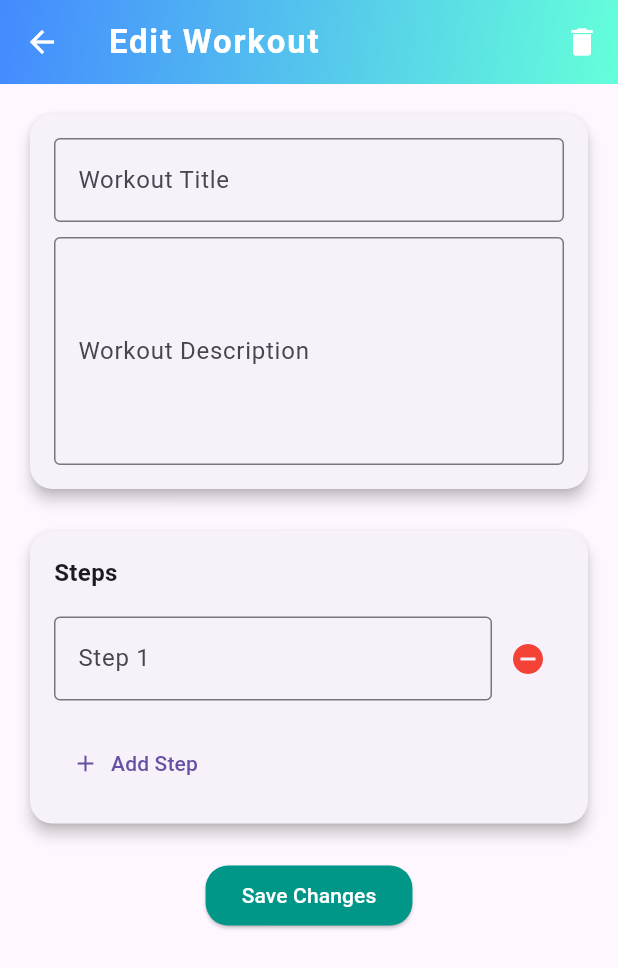
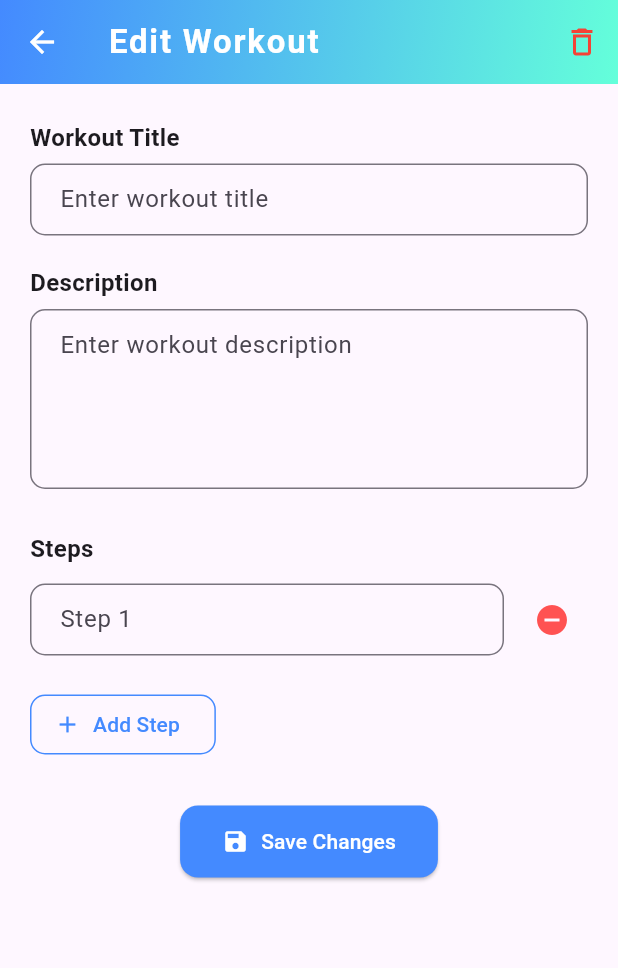
Before and after one commit to Lacesz0123/fitwithus, a Flutter app: the EditWorkoutScreen screen opened directly with empty values, after a tap on "Add Step", on a phone screen of 412 x 824 dp. Shown: the top 968 px of the screen. Run offline on Flutter 3.47's test engine with Material 3 defaults, Android fonts, the phone set to English and light mode, and no system bars; our stand-ins replace cloud_firestore, email_validator, firebase_auth, firebase_core, firebase_storage, fl_chart and 2 more; accounts and stored records are empty.

Commit message:
edit workout UI updated

```diff
--- a/lib/workouts/in_a_category/In_a_category_list_workouts_screen.dart
+++ b/lib/workouts/in_a_category/In_a_category_list_workouts_screen.dart
@@ -140,7 +140,7 @@ class _CategoryWorkoutsScreenState extends State<CategoryWorkoutsScreen> {
                                     style: const TextStyle(
                                       fontSize: 20,
                                       fontWeight: FontWeight.w600,
-                                      color: Colors.teal,
+                                      color: Colors.blueAccent,
                                     ),
                                   ),
                                   const SizedBox(height: 4),
@@ -186,7 +186,7 @@ class _CategoryWorkoutsScreenState extends State<CategoryWorkoutsScreen> {
                     );
                   },
                   style: ElevatedButton.styleFrom(
-                    backgroundColor: Colors.teal,
+                    backgroundColor: Colors.blueAccent,
                     padding: const EdgeInsets.symmetric(vertical: 15),
                     shape: RoundedRectangleBorder(
                       borderRadius: BorderRadius.circular(12),
--- a/lib/workouts/in_a_category/edit_workout_screen.dart
+++ b/lib/workouts/in_a_category/edit_workout_screen.dart
@@ -96,7 +96,8 @@ class _EditWorkoutScreenState extends State<EditWorkoutScreen> {
           ),
           TextButton(
             onPressed: () => Navigator.of(context).pop(true),
-            child: const Text('Delete'),
+            child:
+                const Text('Delete', style: TextStyle(color: Colors.redAccent)),
           ),
         ],
       ),
@@ -149,71 +150,61 @@ class _EditWorkoutScreenState extends State<EditWorkoutScreen> {
         ),
         actions: [
           IconButton(
-            icon: const Icon(Icons.delete, color: Colors.white),
+            icon: const Icon(Icons.delete_outline, color: Colors.red),
             onPressed: _deleteWorkout,
           ),
         ],
       ),
       body: SingleChildScrollView(
-        child: Padding(
-          padding: const EdgeInsets.all(16.0),
-          child: Column(
-            crossAxisAlignment: CrossAxisAlignment.start,
-            children: [
-              Card(
-                elevation: 4,
-                shape: RoundedRectangleBorder(
-                  borderRadius: BorderRadius.circular(15),
-                ),
-                child: Padding(
-                  padding: const EdgeInsets.all(16.0),
-                  child: Column(
-                    crossAxisAlignment: CrossAxisAlignment.start,
-                    children: [
-                      TextField(
-                        controller: _titleController,
-                        decoration: const InputDecoration(
-                          labelText: 'Workout Title',
-                          border: OutlineInputBorder(),
-                        ),
-                      ),
-                      const SizedBox(height: 10),
-                      TextField(
-                        controller: _descriptionController,
-                        maxLines: 5,
-                        decoration: const InputDecoration(
-                          labelText: 'Workout Description',
-                          border: OutlineInputBorder(),
-                        ),
-                      ),
-                    ],
-                  ),
-                ),
-              ),
-              const SizedBox(height: 20),
-              Card(
-                elevation: 4,
-                shape: RoundedRectangleBorder(
-                  borderRadius: BorderRadius.circular(15),
-                ),
-                child: Padding(
-                  padding: const EdgeInsets.all(16.0),
+        padding: const EdgeInsets.symmetric(horizontal: 20, vertical: 24),
         child: Column(
           crossAxisAlignment: CrossAxisAlignment.start,
           children: [
             const Text(
+              'Workout Title',
+              style: TextStyle(fontSize: 16, fontWeight: FontWeight.w600),
+            ),
+            const SizedBox(height: 6),
+            TextField(
+              controller: _titleController,
+              decoration: InputDecoration(
+                hintText: 'Enter workout title',
+                border:
+                    OutlineInputBorder(borderRadius: BorderRadius.circular(10)),
+                contentPadding:
+                    const EdgeInsets.symmetric(horizontal: 16, vertical: 12),
+              ),
+            ),
+            const SizedBox(height: 20),
+            const Text(
+              'Description',
+              style: TextStyle(fontSize: 16, fontWeight: FontWeight.w600),
+            ),
+            const SizedBox(height: 6),
+            TextField(
+              controller: _descriptionController,
+              maxLines: 4,
+              decoration: InputDecoration(
+                hintText: 'Enter workout description',
+                border:
+                    OutlineInputBorder(borderRadius: BorderRadius.circular(10)),
+                contentPadding:
+                    const EdgeInsets.symmetric(horizontal: 16, vertical: 12),
+              ),
+            ),
+            const SizedBox(height: 28),
+            const Text(
               'Steps',
-                        style: TextStyle(
-                            fontSize: 16, fontWeight: FontWeight.bold),
+              style: TextStyle(fontSize: 16, fontWeight: FontWeight.w600),
             ),
-                      const SizedBox(height: 10),
+            const SizedBox(height: 12),
             ListView.builder(
               shrinkWrap: true,
               physics: const NeverScrollableScrollPhysics(),
               itemCount: _stepsControllers.length,
               itemBuilder: (context, index) {
                 return Padding(
-                            padding: const EdgeInsets.symmetric(vertical: 8.0),
+                  padding: const EdgeInsets.only(bottom: 12),
                   child: Row(
                     children: [
                       Expanded(
@@ -221,13 +212,17 @@ class _EditWorkoutScreenState extends State<EditWorkoutScreen> {
                           controller: _stepsControllers[index],
                           decoration: InputDecoration(
                             labelText: 'Step ${index + 1}',
-                                      border: const OutlineInputBorder(),
+                            border: OutlineInputBorder(
+                                borderRadius: BorderRadius.circular(10)),
+                            contentPadding: const EdgeInsets.symmetric(
+                                horizontal: 16, vertical: 12),
                           ),
                         ),
                       ),
+                      const SizedBox(width: 8),
                       IconButton(
                         icon: const Icon(Icons.remove_circle,
-                                      color: Colors.red),
+                            color: Colors.redAccent),
                         onPressed: () => _removeStep(index),
                       ),
                     ],
@@ -236,33 +231,36 @@ class _EditWorkoutScreenState extends State<EditWorkoutScreen> {
               },
             ),
             const SizedBox(height: 10),
-                      TextButton.icon(
+            OutlinedButton.icon(
               onPressed: _addStep,
               icon: const Icon(Icons.add),
               label: const Text('Add Step'),
-                      ),
-                    ],
+              style: OutlinedButton.styleFrom(
+                foregroundColor: Colors.blueAccent,
+                side: const BorderSide(color: Colors.blueAccent),
+                shape: RoundedRectangleBorder(
+                    borderRadius: BorderRadius.circular(10)),
               ),
             ),
+            const SizedBox(height: 30),
+            Center(
+              child: ElevatedButton.icon(
+                onPressed: _saveWorkout,
+                icon: const Icon(Icons.save),
+                label: const Text('Save Changes'),
+                style: ElevatedButton.styleFrom(
+                  backgroundColor: Colors.blueAccent,
+                  foregroundColor: Colors.white,
+                  padding:
+                      const EdgeInsets.symmetric(horizontal: 28, vertical: 14),
+                  shape: RoundedRectangleBorder(
+                      borderRadius: BorderRadius.circular(12)),
                 ),
-              const SizedBox(height: 20),
-              Center(
-                child: ElevatedButton(
-                  onPressed: _saveWorkout,
-                  style: ElevatedButton.styleFrom(
-                    backgroundColor: Colors.teal,
-                    foregroundColor: Colors.white,
-                    shape: RoundedRectangleBorder(
-                      borderRadius: BorderRadius.circular(15),
-                    ),
-                  ),
-                  child: const Text('Save Changes'),
               ),
             ),
           ],
         ),
       ),
-      ),
     );
   }
 }
```
Lines whose indentation alone changed are shown as unchanged.
